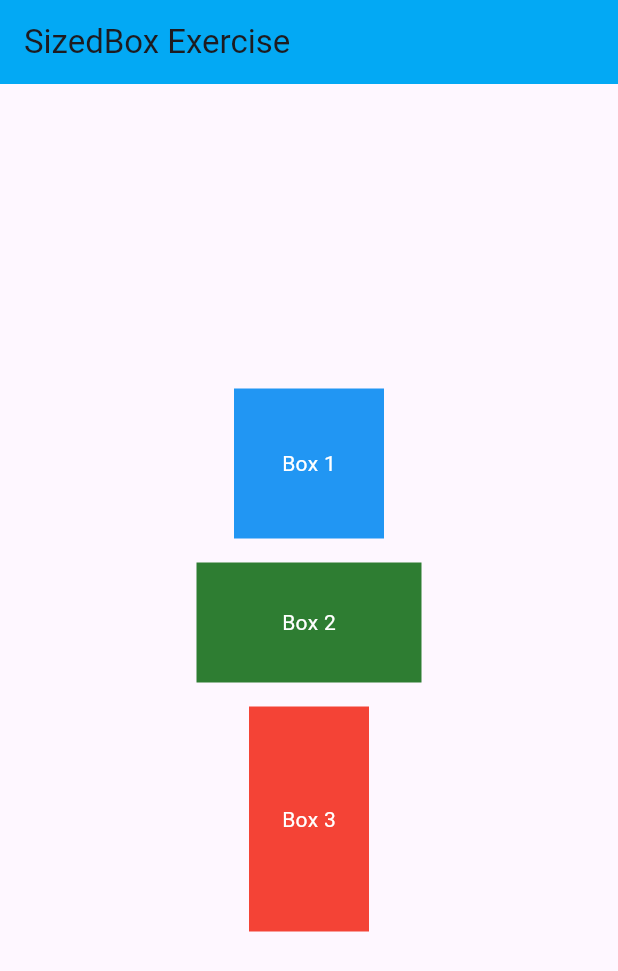
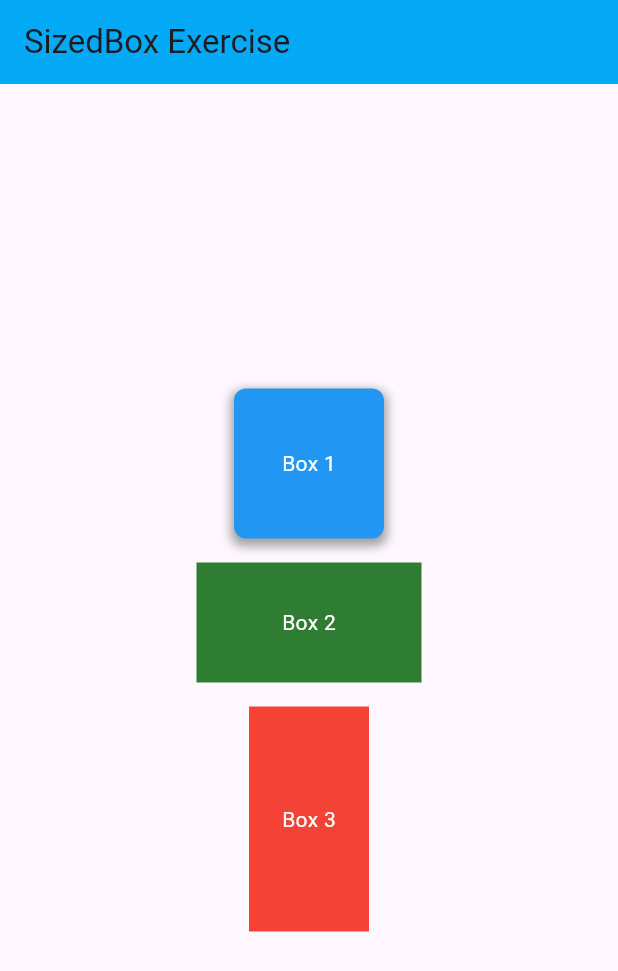
Before and after one commit to zappel01/4.5.3-Aufgabe2, a Flutter app: the screen it shows after launch, on a phone screen of 412 x 824 dp. Shown: the top 971 px of the screen. Run offline on Flutter 3.47's test engine with Material 3 defaults, Android fonts, the phone set to English and light mode, and no system bars.

Commit message:
Box1 einen Radius+ Schatten hinzugefügt

```diff
--- a/lib/main.dart
+++ b/lib/main.dart
@@ -39,7 +39,16 @@ class MyWidget extends StatelessWidget {
         Container(
           width: 100,
           height: 100,
-          color: Colors.blue,
+          decoration: BoxDecoration(
+              color: Colors.blue,
+              borderRadius: BorderRadius.circular(8.0),
+              boxShadow: const [
+                BoxShadow(
+                    color: Colors.grey,
+                    spreadRadius: 2,
+                    blurRadius: 5,
+                    offset: Offset(0, 3))
+              ]),
           child: const Column(
             mainAxisAlignment: MainAxisAlignment.center,
             children: [
```
